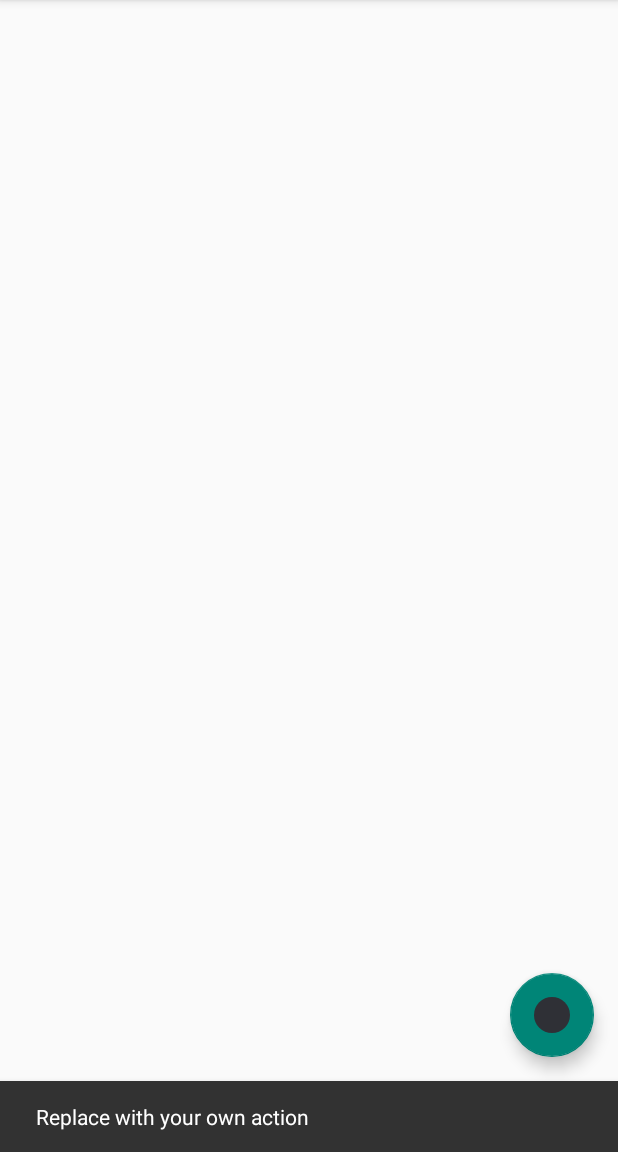
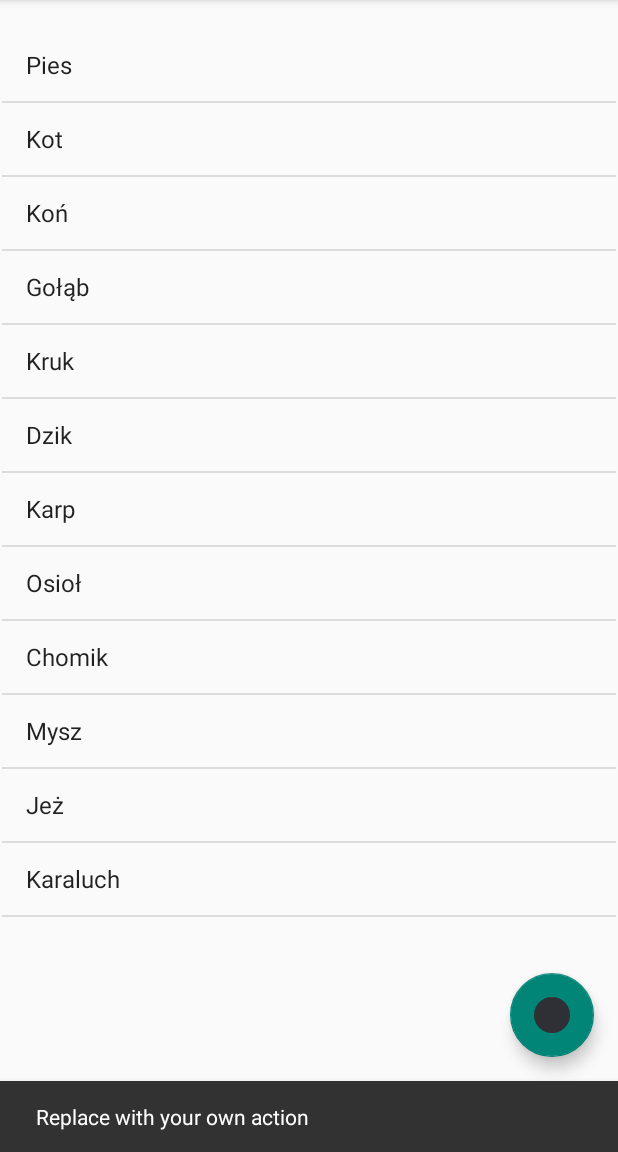
Before and after one commit to 94PID/TechnologieMobilne, an Android app: the screen it shows after launch (MainActivity), after a tap on an icon or button, on a phone screen of 412 x 824 dp, the part 84-1236 px from its top. Run offline under Robolectric (Android 15) with nearby library versions, the phone set to English and light mode, and no system bars.

Commit message:
Added ListView controll on layout and ArrayAddapter in mainActivity

```diff
--- a/app/src/main/java/pl/rapid/MainActivity.java
+++ b/app/src/main/java/pl/rapid/MainActivity.java
@@ -2,6 +2,8 @@ package pl.rapid;
 
 import android.os.Bundle;
 import android.view.View;
+import android.widget.ArrayAdapter;
+import android.widget.ListView;
 import android.widget.Toast;
 
 import androidx.appcompat.app.AppCompatActivity;
@@ -10,8 +12,14 @@ import androidx.appcompat.widget.Toolbar;
 import com.google.android.material.floatingactionbutton.FloatingActionButton;
 import com.google.android.material.snackbar.Snackbar;
 
+import java.util.ArrayList;
+import java.util.Arrays;
+
 
 public class MainActivity extends AppCompatActivity {
+
+    private ArrayList<String> target;
+    private ArrayAdapter adapter;
 
     @Override
     protected void onCreate(Bundle savedInstanceState) {
@@ -19,6 +27,18 @@ public class MainActivity extends AppCompatActivity {
         setContentView(R.layout.activity_main);
         Toolbar toolbar = findViewById(R.id.toolbar);
         setSupportActionBar(toolbar);
+
+        target = new ArrayList<>();
+        String[] values = new String[]{
+                "Pies", "Kot", "Koń", "Gołąb", "Kruk", "Dzik", "Karp", "Osioł", "Chomik", "Mysz",
+                "Jeż", "Karaluch"
+        };
+
+        target.addAll(Arrays.asList(values));
+        adapter = new ArrayAdapter(this, android.R.layout.simple_list_item_1, this.target);
+
+        ListView listView = (ListView) findViewById(R.id.list_view);
+        listView.setAdapter(this.adapter);
 
         Toast.makeText(this, "onCreate", Toast.LENGTH_LONG).show();
 
--- a/app/src/main/res/layout/content_main.xml
+++ b/app/src/main/res/layout/content_main.xml
@@ -5,4 +5,18 @@
     android:id="@+id/app_layout"
     android:layout_width="match_parent"
     android:layout_height="match_parent"
-    app:layout_behavior="@string/appbar_scrolling_view_behavior"/>
+    app:layout_behavior="@string/appbar_scrolling_view_behavior">
+
+    <ListView
+        android:id="@+id/list_view"
+        android:layout_width="409dp"
+        android:layout_height="729dp"
+        android:layout_marginStart="1dp"
+        android:layout_marginTop="1dp"
+        android:layout_marginEnd="1dp"
+        android:layout_marginBottom="1dp"
+        app:layout_constraintBottom_toBottomOf="parent"
+        app:layout_constraintEnd_toEndOf="parent"
+        app:layout_constraintStart_toStartOf="parent"
+        app:layout_constraintTop_toTopOf="parent" />
+</androidx.constraintlayout.widget.ConstraintLayout>
```
